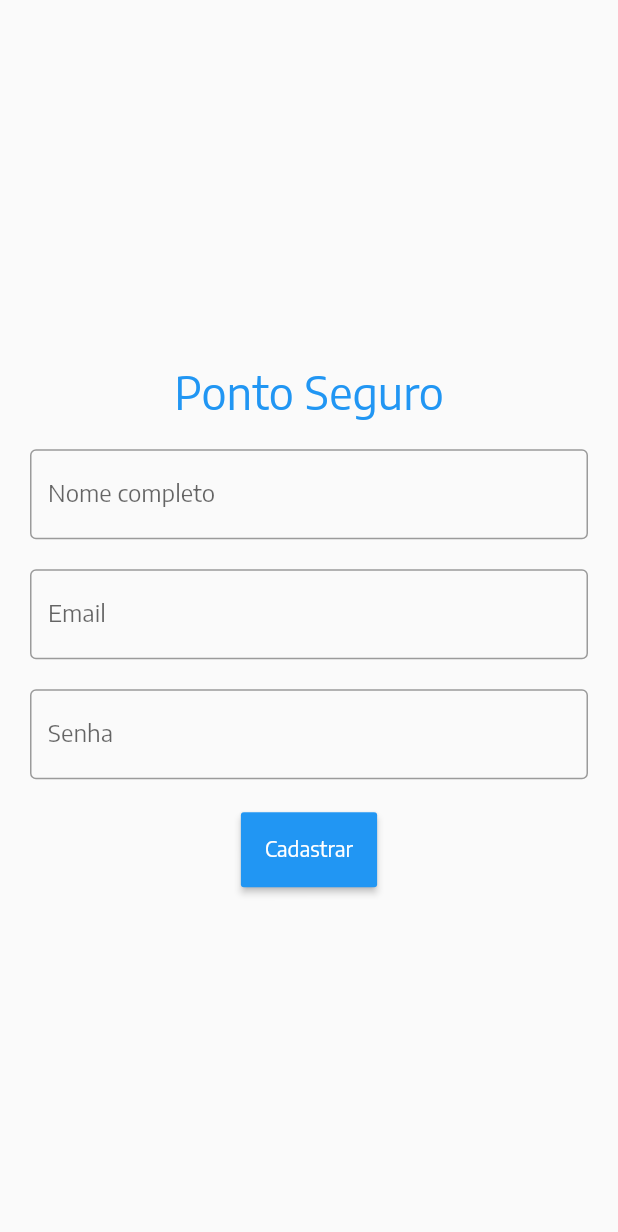
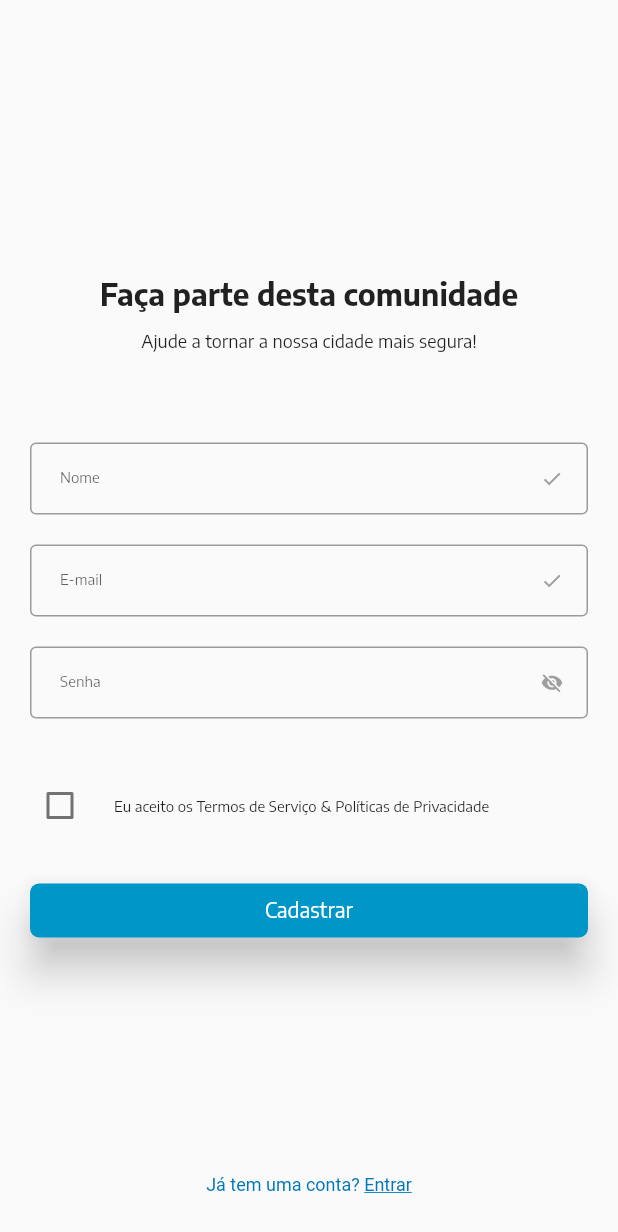
Before and after one commit to luizdebem/ponto-seguro-mobile, a Flutter app: the SignupScreen screen opened by its route, on a phone screen of 412 x 824 dp. Shown: the top 1232 px of the screen. Run offline on Flutter 3.47's test engine with Material 2 defaults, Android fonts, the light colour scheme and no system bars; drawn by our look-alikes of flutter_form_builder; our stand-ins replace flutter_map, latlong, toast.

Commit message:
Mockup signup screen

```diff
--- a/lib/screens/Login/LoginScreen.dart
+++ b/lib/screens/Login/LoginScreen.dart
@@ -117,6 +117,9 @@ class LoginScreen extends StatelessWidget {
                         Padding(
                           padding: const EdgeInsets.all(10.0),
                           child: MaterialButton(
+                            shape: RoundedRectangleBorder(
+                              borderRadius: BorderRadius.circular(6.0),
+                            ),
                             elevation: 12,
                             minWidth: double.infinity,
                             textColor: Colors.white,
--- a/lib/screens/Signup/SignupScreen.dart
+++ b/lib/screens/Signup/SignupScreen.dart
@@ -4,6 +4,7 @@ import 'package:flutter/material.dart';
 import 'package:flutter_form_builder/flutter_form_builder.dart';
 import 'package:http/http.dart' as http;
 import 'package:ponto_seguro/models/User.dart';
+import 'package:ponto_seguro/screens/Login/LoginScreen.dart';
 import 'package:ponto_seguro/screens/Map/MapScreen.dart';
 import 'package:ponto_seguro/services/AuthService.dart';
 import 'package:toast/toast.dart';
@@ -21,63 +22,98 @@ class SignupScreen extends StatelessWidget {
   Widget build(BuildContext context) {
     return Scaffold(
       body: SafeArea(
-        child: Center(
         child: Padding(
           padding: EdgeInsets.all(10),
+          child: Stack(
+            children: [
+              Align(
+                alignment: Alignment.center,
                 child: SingleChildScrollView(
                   child: FormBuilder(
                     key: _formKey,
                     autovalidateMode: AutovalidateMode.onUserInteraction,
                     child: Column(
                       children: [
+                        Column(
+                          children: [
+                            Text(
+                              "Faça parte desta comunidade",
+                              style: TextStyle(
+                                fontWeight: FontWeight.bold,
+                                fontSize: 20,
+                              ),
+                            ),
+                            SizedBox(
+                              height: 12,
+                            ),
+                            Text(
+                              "Ajude a tornar a nossa cidade mais segura!",
+                              style: TextStyle(fontSize: 12),
+                            ),
+                          ],
+                        ),
+                        SizedBox(
+                          height: 50,
+                        ),
                         Container(
-                      alignment: Alignment.center,
                           padding: EdgeInsets.all(10),
-                      child: Text(
-                        'Ponto Seguro',
-                        style: TextStyle(
-                          color: Colors.blue,
-                          fontWeight: FontWeight.w500,
-                          fontSize: 30,
+                          child: FormBuilderTextField(
+                            style: TextStyle(fontSize: 10),
+                            name: 'fullName',
+                            controller: nameController,
+                            keyboardType: TextInputType.name,
+                            validator: FormBuilderValidators.compose(
+                              [FormBuilderValidators.required(context)],
+                            ),
+                            decoration: InputDecoration(
+                              suffixIcon: Icon(
+                                Icons.check,
+                                size: 15,
+                                color: Colors.grey,
+                              ),
+                              border: OutlineInputBorder(),
+                              labelText: 'Nome',
+                              labelStyle: TextStyle(fontSize: 10),
+                              errorStyle: TextStyle(fontSize: 10),
+                              isDense: true,
+                              contentPadding:
+                                  EdgeInsets.fromLTRB(20, 10, 20, 10),
                             ),
                           ),
                         ),
                         Container(
                           padding: EdgeInsets.all(10),
                           child: FormBuilderTextField(
-                        name: 'fullName',
-                        controller: nameController,
-                        validator: FormBuilderValidators.compose(
-                          [FormBuilderValidators.required(context)],
-                        ),
-                        keyboardType: TextInputType.name,
-                        decoration: InputDecoration(
-                          border: OutlineInputBorder(),
-                          labelText: 'Nome completo',
-                        ),
-                      ),
-                    ),
-                    Container(
-                      padding: EdgeInsets.all(10),
-                      child: FormBuilderTextField(
+                            style: TextStyle(fontSize: 10),
                             name: 'email',
                             controller: emailController,
+                            keyboardType: TextInputType.emailAddress,
                             validator: FormBuilderValidators.compose(
                               [
                                 FormBuilderValidators.required(context),
                                 FormBuilderValidators.email(context),
                               ],
                             ),
-                        keyboardType: TextInputType.emailAddress,
                             decoration: InputDecoration(
+                              suffixIcon: Icon(
+                                Icons.check,
+                                size: 15,
+                                color: Colors.grey,
+                              ),
                               border: OutlineInputBorder(),
-                          labelText: 'Email',
+                              labelText: 'E-mail',
+                              labelStyle: TextStyle(fontSize: 10),
+                              errorStyle: TextStyle(fontSize: 10),
+                              isDense: true,
+                              contentPadding:
+                                  EdgeInsets.fromLTRB(20, 10, 20, 10),
                             ),
                           ),
                         ),
                         Container(
                           padding: EdgeInsets.fromLTRB(10, 10, 10, 0),
                           child: FormBuilderTextField(
+                            style: TextStyle(fontSize: 10),
                             name: 'password',
                             obscureText: true,
                             controller: passwordController,
@@ -88,20 +124,57 @@ class SignupScreen extends StatelessWidget {
                               ],
                             ),
                             decoration: InputDecoration(
+                              suffixIcon: Icon(
+                                Icons.visibility_off,
+                                size: 15,
+                                color: Colors.grey,
+                              ),
                               border: OutlineInputBorder(),
                               labelText: 'Senha',
+                              labelStyle: TextStyle(fontSize: 10),
+                              errorStyle: TextStyle(fontSize: 10),
+                              isDense: true,
+                              contentPadding:
+                                  EdgeInsets.fromLTRB(20, 10, 20, 10),
                             ),
                           ),
                         ),
                         SizedBox(
                           height: 22,
                         ),
-                    Container(
-                      height: 50,
-                      padding: EdgeInsets.fromLTRB(10, 0, 10, 0),
-                      child: RaisedButton(
+                        Padding(
+                          padding: const EdgeInsets.symmetric(horizontal: 10),
+                          child: Container(
+                            padding: EdgeInsets.zero,
+                            child: FormBuilderCheckbox(
+                              contentPadding: EdgeInsets.all(0),
+                              name: 'termos',
+                              initialValue: false,
+                              title: Text(
+                                "Eu aceito os Termos de Serviço & Políticas de Privacidade",
+                                style: TextStyle(
+                                  fontSize: 10,
+                                ),
+                              ),
+                              validator: FormBuilderValidators.equal(
+                                context,
+                                true,
+                                errorText:
+                                    'You must accept terms and conditions to continue',
+                              ),
+                            ),
+                          ),
+                        ),
+                        Padding(
+                          padding: const EdgeInsets.all(10.0),
+                          child: MaterialButton(
+                            shape: RoundedRectangleBorder(
+                              borderRadius: BorderRadius.circular(6.0),
+                            ),
+                            elevation: 12,
+                            minWidth: double.infinity,
                             textColor: Colors.white,
-                        color: Colors.blue,
+                            color: Color.fromRGBO(0, 150, 199, 1),
                             child: Text('Cadastrar'),
                             onPressed: () async {
                               _formKey.currentState.save();
@@ -162,6 +235,40 @@ class SignupScreen extends StatelessWidget {
                   ),
                 ),
               ),
+              MediaQuery.of(context).viewInsets.bottom == 0
+                  ? Align(
+                      alignment: Alignment.bottomCenter,
+                      child: FlatButton(
+                        padding: EdgeInsets.zero,
+                        textColor: Colors.blue,
+                        child: RichText(
+                          text: TextSpan(
+                            text: 'Já tem uma conta? ',
+                            style: TextStyle(
+                              fontSize: 12,
+                              color: Color.fromRGBO(0, 119, 182, 1),
+                            ),
+                            children: [
+                              TextSpan(
+                                text: 'Entrar',
+                                style: TextStyle(
+                                  fontSize: 12,
+                                  color: Color.fromRGBO(0, 119, 182, 1),
+                                  decoration: TextDecoration.underline,
+                                ),
+                              ),
+                            ],
+                          ),
+                        ),
+                        onPressed: () => Navigator.pushNamed(
+                          context,
+                          LoginScreen.routeName,
+                        ),
+                      ),
+                    )
+                  : Container(),
+            ],
+          ),
         ),
       ),
     );
```
Lines whose indentation alone changed are shown as unchanged.
